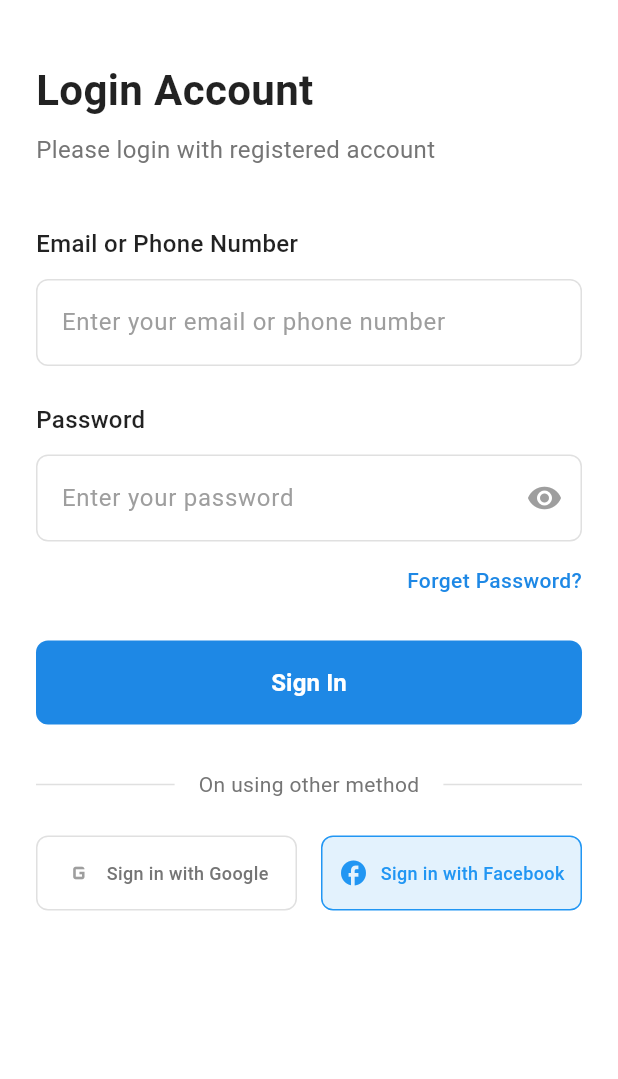
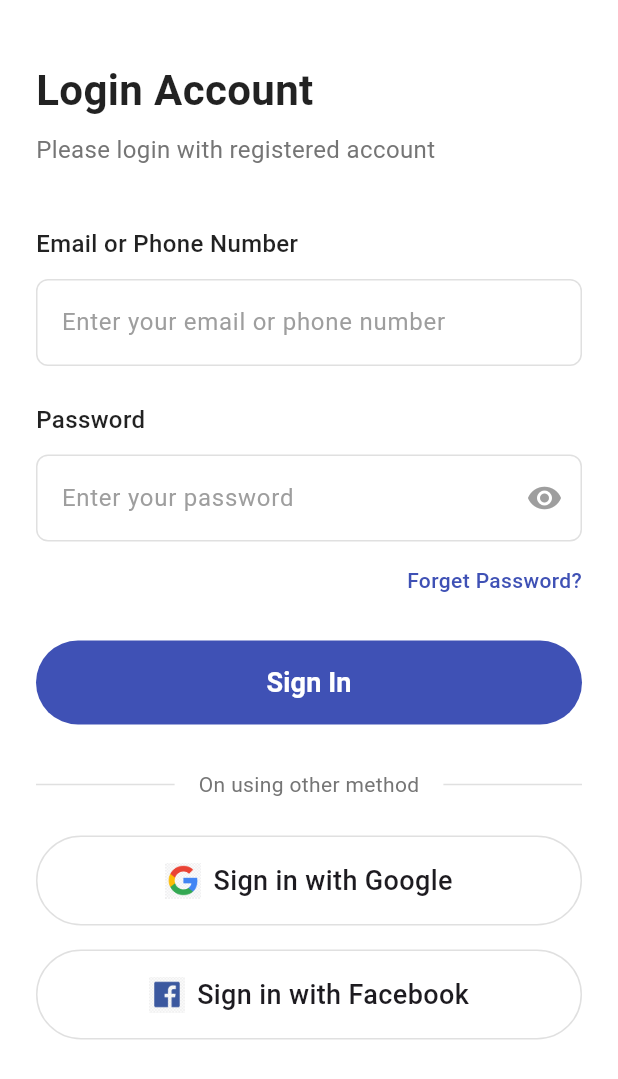
Before and after one commit to abdollahbg/e-commerce-App, a Flutter app: the screen it shows after launch, on a phone screen of 412 x 824 dp. Shown: the top 1079 px of the screen. Run offline on Flutter 3.47's test engine with Material 3 defaults, Android fonts, the phone set to English and light mode, and no system bars; our stand-ins replace cached_network_image, dio, equatable, flutter_bloc, smooth_page_indicator.

Commit message:
some edits in UI

```diff
--- a/lib/UI/home_page.dart
+++ b/lib/UI/home_page.dart
@@ -82,7 +82,7 @@ class HomePage extends StatelessWidget {
               return const Text("Error");
             },
           ),
-          const SizedBox(height: 20), // مسافة أسفل الصفحة
+          const SizedBox(height: 20),
         ],
       ),
     );
--- a/lib/UI/login_screen.dart
+++ b/lib/UI/login_screen.dart
@@ -84,22 +84,17 @@ class LoginScreen extends StatelessWidget {
           ],
         ),
         const SizedBox(height: 24),
-        Row(
+        Column(
+          crossAxisAlignment: CrossAxisAlignment.stretch,
           children: [
-            Expanded(
-              child: _buildSocialButton(
-                icon: 'assets/images/google.png',
-                text: 'Sign in with Google',
-                isActive: false,
-              ),
+            _buildSocialButton(
+              icon: 'assets/google.png',
+              text: 'Sign in with Google',
             ),
-            const SizedBox(width: 16),
-            Expanded(
-              child: _buildSocialButton(
-                icon: 'assets/images/facebook.png',
-                text: 'Sign in with Facebook',
-                isActive: true,
-              ),
+            const SizedBox(height: 16),
+            _buildSocialButton(
+              icon: 'assets/facebook.png',
+              text: 'Sign in with Facebook',
             ),
           ],
         ),
@@ -107,34 +102,22 @@ class LoginScreen extends StatelessWidget {
     );
   }
 
-  Widget _buildSocialButton({
-    required String icon,
-    required String text,
-    required bool isActive,
-  }) {
+  Widget _buildSocialButton({required String icon, required String text}) {
     return Container(
-      height: 50,
+      height: 60,
+      padding: const EdgeInsets.all(12),
       decoration: BoxDecoration(
-        border: Border.all(color: isActive ? Colors.blue : Colors.grey[300]!),
-        borderRadius: BorderRadius.circular(8),
-        color: isActive ? Colors.blue[50] : Colors.transparent,
+        borderRadius: BorderRadius.circular(30),
+        border: Border.all(color: Colors.grey[300]!),
       ),
       child: Row(
         mainAxisAlignment: MainAxisAlignment.center,
         children: [
-          Icon(
-            icon.contains('google') ? Icons.g_mobiledata : Icons.facebook,
-            color: isActive ? Colors.blue : Colors.grey,
-            size: 20,
-          ),
+          Image.asset(icon, width: 24, height: 24),
           const SizedBox(width: 8),
           Text(
             text,
-            style: TextStyle(
-              color: isActive ? Colors.blue : Colors.grey[600],
-              fontSize: 12,
-              fontWeight: FontWeight.w500,
-            ),
+            style: TextStyle(fontSize: 18, fontWeight: FontWeight.w500),
           ),
         ],
       ),
@@ -258,7 +241,7 @@ class _LoginFormState extends State<_LoginForm> {
             child: Text(
               'Forget Password?',
               style: TextStyle(
-                color: Colors.blue[600],
+                color: Colors.indigo,
                 fontWeight: FontWeight.w500,
               ),
             ),
@@ -273,11 +256,11 @@ class _LoginFormState extends State<_LoginForm> {
             return ElevatedButton(
               onPressed: isLoading ? null : _login,
               style: ElevatedButton.styleFrom(
-                backgroundColor: Colors.blue[600],
+                backgroundColor: Colors.indigo,
                 foregroundColor: Colors.white,
                 minimumSize: Size(double.infinity, 56),
                 shape: RoundedRectangleBorder(
-                  borderRadius: BorderRadius.circular(8),
+                  borderRadius: BorderRadius.circular(30),
                 ),
                 elevation: 0,
               ),
@@ -293,7 +276,7 @@ class _LoginFormState extends State<_LoginForm> {
                   : Text(
                       'Sign In',
                       style: TextStyle(
-                        fontSize: 16,
+                        fontSize: 18,
                         fontWeight: FontWeight.w600,
                       ),
                     ),
--- a/lib/UI/offers_slider.dart
+++ b/lib/UI/offers_slider.dart
@@ -32,7 +32,7 @@ class _OffersSliderState extends State<OffersSlider> {
               return Padding(
                 padding: const EdgeInsets.symmetric(horizontal: 16),
                 child: ClipRRect(
-                  borderRadius: BorderRadius.circular(20), // حواف مستديرة
+                  borderRadius: BorderRadius.circular(20),
                   child: Image.network(widget.images[index], fit: BoxFit.cover),
                 ),
               );
--- a/pubspec.yaml
+++ b/pubspec.yaml
@@ -24,4 +24,4 @@ flutter:
   uses-material-design: true
 
   assets:
-    - lib/assets/
+    - assets/
```
Also changed, not shown: lib/UI/homeScreen.dart (+13 -12 lines), assets/facebook.png (renamed from lib/assets/facebook.png), assets/google.png (renamed from lib/assets/google.png).
